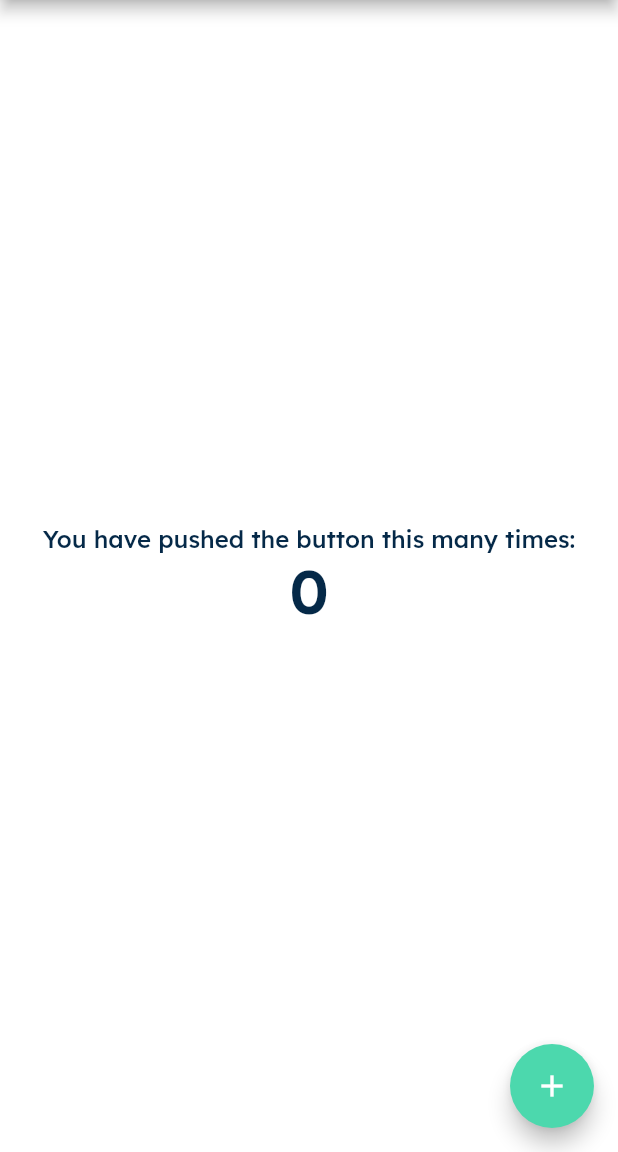
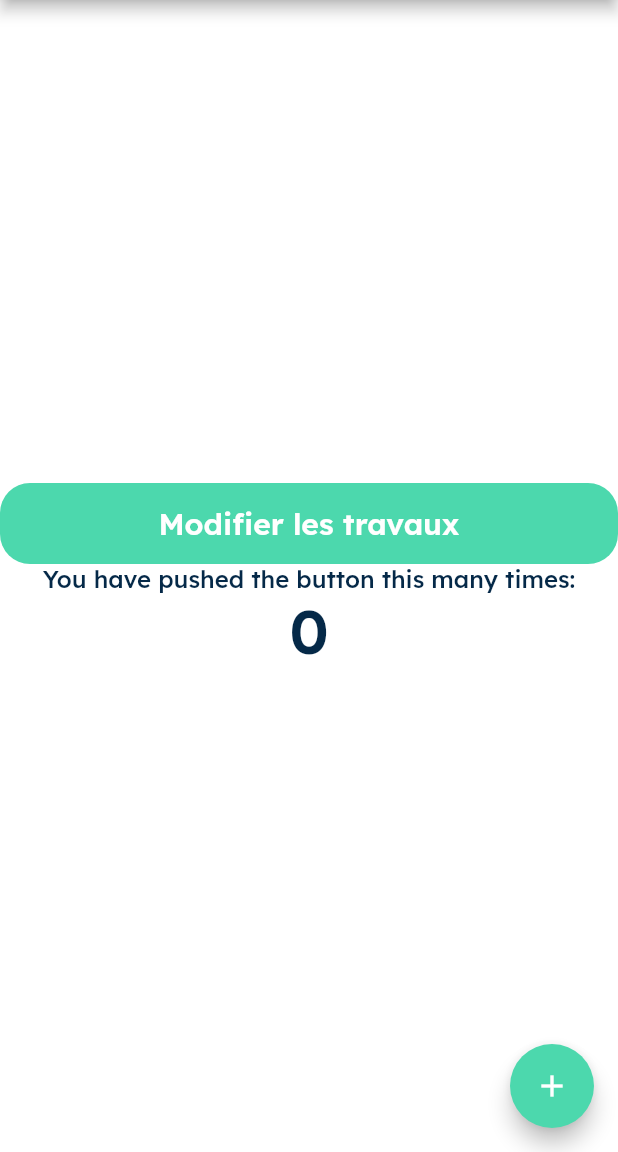
Before and after one commit to projet-federateurE2/app-renov-conseiller, a Flutter app: the screen it shows after launch, on a phone screen of 412 x 824 dp, the part 84-1236 px from its top. Run offline on Flutter 3.47's test engine with Material 2 defaults, Android fonts, the phone set to English and light mode, and no system bars.

Commit message:
feat(app-button) : add button template

```diff
--- a/lib/main.dart
+++ b/lib/main.dart
@@ -1,4 +1,6 @@
 import 'package:flutter/material.dart';
+import 'package:git/presentation/app_button.dart';
+import 'package:git/presentation/app_icon.dart';
 import 'package:git/presentation/app_theme.dart';
 
 void main() {
@@ -11,6 +13,7 @@ class MyApp extends StatelessWidget {
   @override
   Widget build(BuildContext context) {
     return MaterialApp(
+      debugShowCheckedModeBanner: false,
       title: 'Flutter Demo',
       theme: ThemeData(
           primarySwatch: Colors.blue, textTheme: activeTheme.textTheme),
@@ -49,6 +52,7 @@ class _MyHomePageState extends State<MyHomePage> {
         child: Column(
           mainAxisAlignment: MainAxisAlignment.center,
           children: <Widget>[
+            AppButton(text: "Modifier les travaux"),
             Text(
               'You have pushed the button this many times:',
               style: activeTheme.textTheme.bodyText1,
--- /dev/null
+++ b/lib/presentation/app_button.dart
@@ -0,0 +1,37 @@
+import 'package:flutter/material.dart';
+import 'package:git/presentation/app_theme.dart';
+import 'package:git/presentation/dimension.dart';
+
+class AppButton extends StatelessWidget {
+  final BoxShape boxShape;
+  final Function()? onPressed;
+  final String text;
+
+  AppButton(
+      {this.onPressed, this.boxShape = BoxShape.rectangle, required this.text});
+
+  @override
+  Widget build(BuildContext context) {
+    return GestureDetector(
+      onTap: onPressed,
+      child: Container(
+        height: 54,
+        decoration: BoxDecoration(
+            shape: boxShape,
+            borderRadius: BorderRadius.circular(20),
+            color: activeTheme.primaryColor),
+        child: Center(
+          child: Text(
+              text,
+              style: const TextStyle(
+                  fontFamily: 'Lexend',
+                  fontWeight: FontWeight.w600,
+                  color: AppColors.white,
+                  fontSize: 20,
+              ),
+          ),
+        ),
+      ),
+    );
+  }
+}
```
